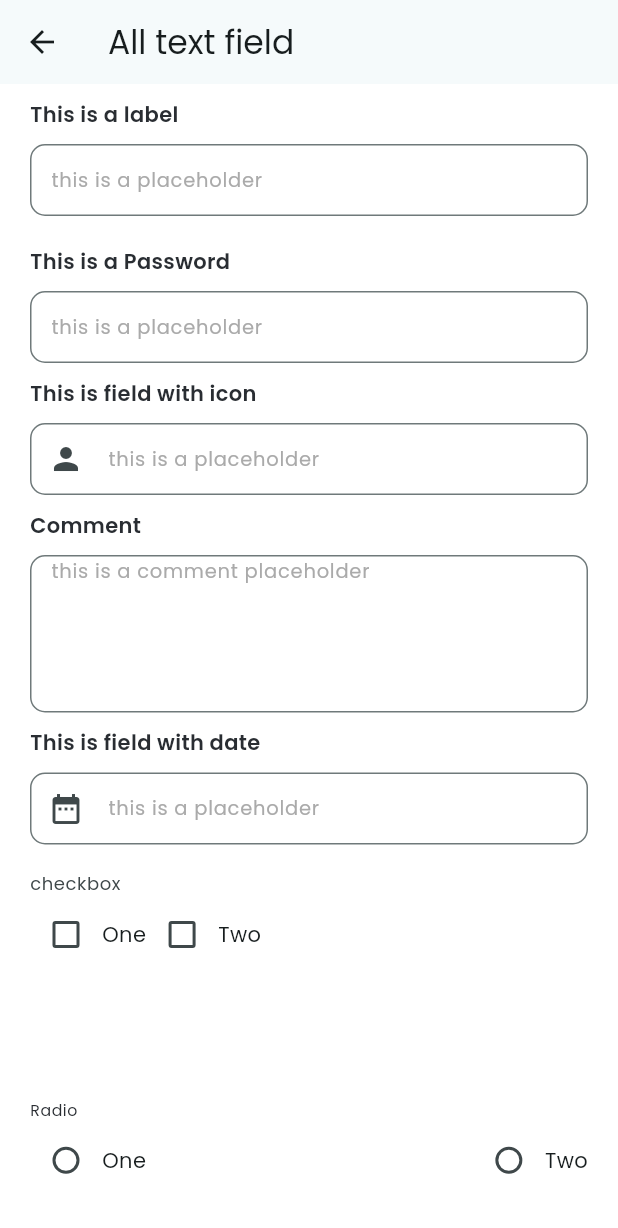
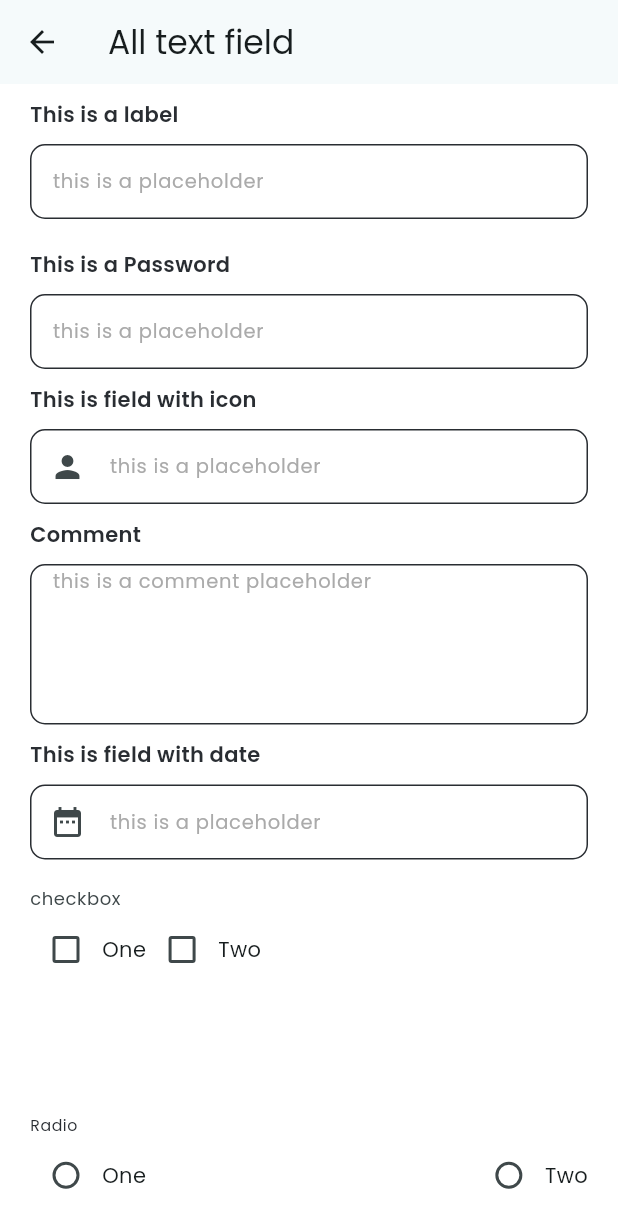
Before and after one commit to Edukever/schoolap-mobile-ui, a Flutter app: the PageFieldScreen screen opened directly, on a phone screen of 412 x 824 dp. Shown: the top 1228 px of the screen. Run offline on Flutter 3.47's test engine with Material 3 defaults, Android fonts, the phone set to English and light mode, and no system bars; drawn by our look-alikes of auto_size_text, flutter_form_builder; our stand-ins replace dropdown_button2, equatable, flutter_svg, lottie, popover.

Commit message:
:recycle: refactor: text form field

```diff
--- a/lib/src/widgets/app_field/input_decoration.dart
+++ b/lib/src/widgets/app_field/input_decoration.dart
@@ -2,8 +2,8 @@ import 'package:flutter/material.dart';
 
 class SPCustomInputDecoration extends InputDecoration {
   SPCustomInputDecoration({
-    Widget? suffixIcon,
-    Widget? prefixIcon,
+    super.suffixIcon,
+    super.prefixIcon,
     EdgeInsetsGeometry? contentPadding,
     String? hintText,
     TextStyle? hintStyle,
@@ -11,13 +11,10 @@ class SPCustomInputDecoration extends InputDecoration {
     Color? backgroundColor,
     InputBorder? errorBorder,
     InputBorder? disabledBorder,
-    bool? isDense,
-    bool? expands,
+    super.isDense,
   }) : super(
-          suffixIcon: suffixIcon,
           fillColor: backgroundColor,
           filled: backgroundColor != null,
-          prefixIcon: prefixIcon,
           contentPadding: contentPadding ?? const EdgeInsets.symmetric(horizontal: 10, vertical: 0),
           hintText: hintText,
           hintStyle: hintStyle ??
--- a/lib/src/widgets/app_field/schoolap_text_field.dart
+++ b/lib/src/widgets/app_field/schoolap_text_field.dart
@@ -95,14 +95,28 @@ class SPTextField<T> extends StatelessWidget {
       backgroundColor: backgroundColor,
       contentPadding: contentPadding,
       border: border,
-        isDense: true,
-        expands: true);
+    );
 
-    return SizedBox(
-        // remove height  on validation error
+    return FormBuilderField(
+      name: name,
+      initialValue: initialValue,
+      validator: validator,
+      valueTransformer: valueTransformer,
+      onChanged: onChanged,
+      builder: (field) {
+        return Column(
+          crossAxisAlignment: CrossAxisAlignment.start,
+          children: [
+            Container(
+              decoration: BoxDecoration(
+                borderRadius: borderRadius ?? BorderRadius.circular(10),
+                border: Border.all(
+                  color: field.hasError ? SPColorsData.defaultColors().rouge : SPColorsData.defaultColors().noir,
+                ),
+              ),
+              child: SizedBox(
                 height: height,
-        child: FormBuilderTextField(
-          name: name,
+                child: TextField(
                   focusNode: focusNode,
                   style: TextStyle(
                     fontSize: fontSize ?? 14.0,
@@ -111,16 +125,33 @@ class SPTextField<T> extends StatelessWidget {
                   ),
                   readOnly: readOnly,
                   controller: controller,
-          initialValue: initialValue,
                   obscureText: type == AppTextFieldType.password ? obscureText : false,
-          validator: validator,
-          decoration: inputDecoration,
-          onChanged: onChanged,
-          valueTransformer: valueTransformer,
+                  decoration: inputDecoration.copyWith(
+                    border: const OutlineInputBorder(borderSide: BorderSide(color: Colors.transparent)),
+                    enabledBorder: const OutlineInputBorder(borderSide: BorderSide(color: Colors.transparent)),
+                    focusedBorder: const OutlineInputBorder(borderSide: BorderSide(color: Colors.transparent)),
+                    errorBorder: const OutlineInputBorder(borderSide: BorderSide(color: Colors.transparent)),
+                    disabledBorder: const OutlineInputBorder(borderSide: BorderSide(color: Colors.transparent)),
+                  ),
+                  onChanged: (value) => field.didChange(value),
                   textCapitalization: textCapitalization,
                   onEditingComplete: onEditingComplete,
                   maxLines: type == AppTextFieldType.password ? 1 : maxLines ?? 1,
                   keyboardType: type == AppTextFieldType.password ? TextInputType.text : keyboardType,
-        ));
+                ),
+              ),
+            ),
+            if (field.hasError) ...[
+              const SizedBox(height: 5),
+              SPText(
+                field.errorText ?? '',
+                fontSize: 12,
+                color: Colors.red,
+              ),
+            ]
+          ],
+        );
+      },
+    );
   }
 }
```
Lines whose indentation alone changed are shown as unchanged.
